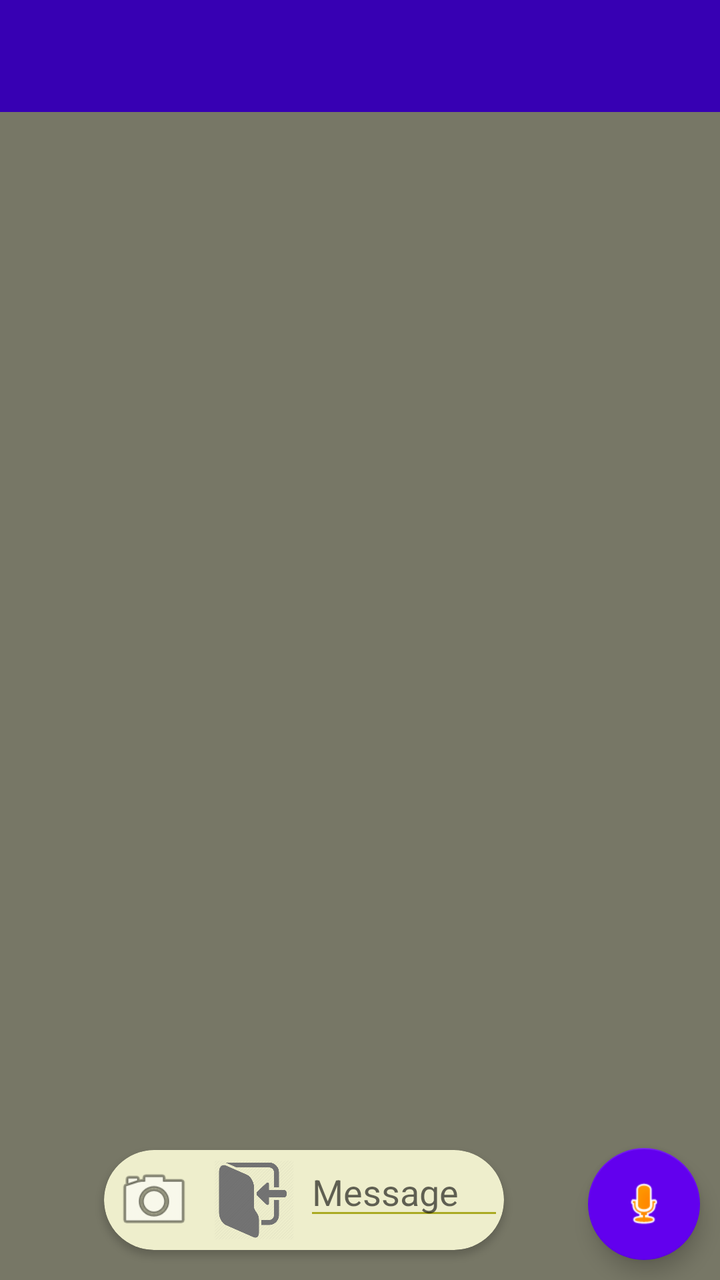
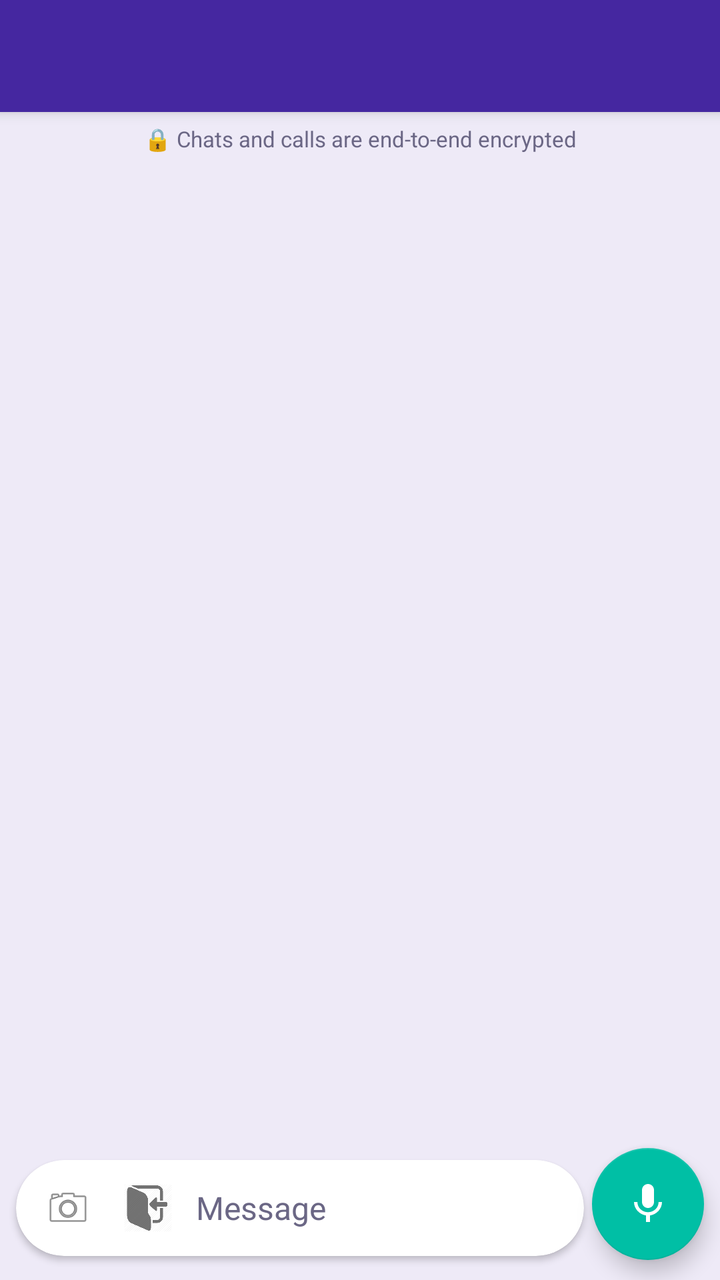

An Android layout rendered at two revisions. The XML below is the earlier revision; the diff shows what the commit changed to produce the second picture.
<!-- AndroidManifest.xml: application theme Theme.MyApplication -->
<!-- res/layout/activity_chat.xml -->
<androidx.constraintlayout.widget.ConstraintLayout xmlns:android="http://schemas.android.com/apk/res/android"
    xmlns:app="http://schemas.android.com/apk/res-auto"
    android:layout_width="match_parent"
	android:background="#776"
    android:layout_height="match_parent">
	
	<androidx.appcompat.widget.Toolbar
		android:layout_height="?attr/actionBarSize"
		android:layout_width="match_parent"
		android:id="@+id/chat_tools"
		android:background="?attr/colorPrimaryVariant"
		app:contentInsetLeft="0dp"
		app:contentInsetStart="0dp"
		app:contentInsetStartWithNavigation="0dp"
		app:flow_horizontalGap="0dp"
		app:layout_constraintTop_toTopOf="parent" />
		
	<androidx.recyclerview.widget.RecyclerView
		android:layout_height="0dp"
		android:layout_width="match_parent"
		android:id="@+id/chat_list"
		android:layout_marginTop="10dp"
		android:paddingTop="30dp"
		android:paddingBottom="50dp"
		android:clipToPadding="false"
		app:layout_constraintTop_toBottomOf="@+id/chat_tools"
		app:layout_constraintBottom_toTopOf="@+id/input_parent" />
		
	<androidx.cardview.widget.CardView
		android:layout_height="wrap_content"
		android:layout_width="wrap_content"
		android:layout_marginBottom="15dp"
		android:layout_marginLeft="10dp"
		app:cardBackgroundColor="#eec"
		app:cardCornerRadius="25dp"
		app:layout_constraintBottom_toBottomOf="parent"
		app:layout_constraintLeft_toLeftOf="parent"
		app:layout_constraintRight_toLeftOf="@+id/send_bt"
		android:id="@+id/input_parent">
		
		<LinearLayout
			android:layout_height="wrap_content"
			android:layout_width="wrap_content"
			android:orientation="horizontal">
			
			<ImageView
				android:layout_height="40dp"
				android:layout_width="40dp"
				android:id="@+id/picture"
				android:src="@android:drawable/ic_menu_camera"
				android:layout_margin="5dp" />
				
			<ImageView
				android:layout_height="40dp"
				android:layout_width="40dp"
				android:id="@+id/carm"
				android:src="@drawable/file"
				android:layout_margin="5dp" />
				
			<EditText
				android:layout_height="40dp"
				android:singleLine="false"
				android:maxLines="10"
				android:layout_width="100dp"
				android:hint="Message"
				android:textColor="#333"
				android:id="@+id/input" />
		</LinearLayout>
	</androidx.cardview.widget.CardView>
	
	<com.google.android.material.floatingactionbutton.FloatingActionButton
		android:layout_height="wrap_content"
		android:layout_width="wrap_content"
		android:id="@+id/send_bt"
		android:gravity="bottom | end"
		android:src="@android:drawable/presence_audio_away"
		app:backgroundTint="?attr/colorPrimary"
		app:layout_constraintBottom_toBottomOf="parent"
		app:layout_constraintRight_toRightOf="parent"
		android:layout_margin="10dp" />
		
	<Chronometer
		android:layout_height="wrap_content"
		android:id="@+id/rec_dur"
		android:layout_width="wrap_content"
		app:layout_constraintRight_toRightOf="parent"
		app:layout_constraintBottom_toTopOf="@+id/send_bt"
		android:layout_margin="10dp"
		android:visibility="gone" />

</androidx.constraintlayout.widget.ConstraintLayout>
<!-- resources referenced by this layout -->
<resources>
  <!-- drawable file: jpg bitmap (drawable, 20283 bytes) -->
  <style name="Theme.MyApplication" parent="Theme.AppCompat.Light.NoActionBar">
  
          
          <item name="colorPrimary">@color/purple_500</item>
          <item name="colorPrimaryVariant">@color/purple_700</item>
          <item name="colorOnPrimary">@color/white</item>
          
          <item name="colorSecondary">@color/teal_200</item>
          <item name="colorSecondaryVariant">@color/teal_700</item>
          <item name="colorOnSecondary">#ff3</item>
          
          <item name="android:statusBarColor" tools:targetApi="l">?attr/colorPrimaryVariant</item>
          <item name="android:navigationBarColor" tools:targetApi="l">?attr/colorPrimaryVariant</item>
  		<item name="android:textColorSecondary">#aa2</item>
  		<item name="android:textColorPrimary">#ff3</item>
  		<item name="android:textColor">#ff2</item>
  		<item name="colorSurface">?attr/colorPrimary</item>
  		<item name="android:itemBackground">?attr/colorPrimaryVariant</item>
          
      </style>
  <color name="purple_500">#FF6200EE</color>
  <color name="purple_700">#FF3700B3</color>
  <color name="white">#FFFFFFFF</color>
  <color name="teal_200">#FF03DAC5</color>
  <color name="teal_700">#FF018786</color>
</resources>

<!-- the commit's change to res/layout/activity_chat.xml (unified diff, before → after) -->
@@ -1,7 +1,7 @@
 <androidx.constraintlayout.widget.ConstraintLayout xmlns:android="http://schemas.android.com/apk/res/android"
     xmlns:app="http://schemas.android.com/apk/res-auto"
     android:layout_width="match_parent"
-	android:background="#776"
+	android:background="@color/chat_bg"
     android:layout_height="match_parent">
 	
 	<androidx.appcompat.widget.Toolbar
@@ -13,26 +13,44 @@
 		app:contentInsetStart="0dp"
 		app:contentInsetStartWithNavigation="0dp"
 		app:flow_horizontalGap="0dp"
-		app:layout_constraintTop_toTopOf="parent" />
+		app:layout_constraintTop_toTopOf="parent"
+		android:elevation="4dp" />
 		
+	
+	<TextView
+		android:id="@+id/encryption_banner"
+		android:layout_height="wrap_content"
+		android:layout_width="match_parent"
+		android:text="🔒 Chats and calls are end-to-end encrypted"
+		android:textSize="11sp"
+		android:textColor="@color/banner_text"
+		android:gravity="center"
+		android:paddingTop="6dp"
+		android:paddingBottom="6dp"
+		android:paddingStart="12dp"
+		android:paddingEnd="12dp"
+		app:layout_constraintTop_toBottomOf="@+id/chat_tools" />
+
 	<androidx.recyclerview.widget.RecyclerView
 		android:layout_height="0dp"
 		android:layout_width="match_parent"
 		android:id="@+id/chat_list"
 		android:layout_marginTop="10dp"
-		android:paddingTop="30dp"
-		android:paddingBottom="50dp"
+		android:paddingTop="10dp"
+		android:paddingBottom="8dp"
 		android:clipToPadding="false"
-		app:layout_constraintTop_toBottomOf="@+id/chat_tools"
+		app:layout_constraintTop_toBottomOf="@+id/encryption_banner"
 		app:layout_constraintBottom_toTopOf="@+id/input_parent" />
 		
 	<androidx.cardview.widget.CardView
 		android:layout_height="wrap_content"
-		android:layout_width="wrap_content"
-		android:layout_marginBottom="15dp"
-		android:layout_marginLeft="10dp"
-		app:cardBackgroundColor="#eec"
-		app:cardCornerRadius="25dp"
+		android:layout_width="0dp"
+		android:layout_marginBottom="12dp"
+		android:layout_marginLeft="8dp"
+		android:layout_marginRight="4dp"
+		app:cardBackgroundColor="@color/input_bg"
+		app:cardCornerRadius="28dp"
+		app:cardElevation="2dp"
 		app:layout_constraintBottom_toBottomOf="parent"
 		app:layout_constraintLeft_toLeftOf="parent"
 		app:layout_constraintRight_toLeftOf="@+id/send_bt"
@@ -40,30 +58,45 @@
 		
 		<LinearLayout
 			android:layout_height="wrap_content"
-			android:layout_width="wrap_content"
-			android:orientation="horizontal">
+			android:layout_width="match_parent"
+			android:gravity="center_vertical"
+			android:orientation="horizontal"
+			android:paddingLeft="6dp"
+			android:paddingRight="12dp">
 			
 			<ImageView
-				android:layout_height="40dp"
-				android:layout_width="40dp"
+				android:layout_height="36dp"
+				android:layout_width="36dp"
 				android:id="@+id/picture"
+				android:padding="6dp"
+				android:contentDescription="Take a photo or video"
 				android:src="@android:drawable/ic_menu_camera"
-				android:layout_margin="5dp" />
+				app:tint="@color/text_secondary"
+				android:layout_margin="2dp" />
 				
 			<ImageView
-				android:layout_height="40dp"
-				android:layout_width="40dp"
+				android:layout_height="36dp"
+				android:layout_width="36dp"
 				android:id="@+id/carm"
+				android:padding="6dp"
+				android:contentDescription="Attach a file"
 				android:src="@drawable/file"
-				android:layout_margin="5dp" />
+				android:layout_margin="2dp" />
 				
 			<EditText
-				android:layout_height="40dp"
+				android:layout_height="wrap_content"
+				android:minHeight="48dp"
 				android:singleLine="false"
-				android:maxLines="10"
-				android:layout_width="100dp"
+				android:maxLines="6"
+				android:layout_width="0dp"
+				android:layout_weight="1"
+				android:layout_marginLeft="4dp"
+				android:background="@null"
 				android:hint="Message"
-				android:textColor="#333"
+				android:textSize="16sp"
+				android:inputType="textCapSentences|textMultiLine"
+				android:textColorHint="@color/hint_text"
+				android:textColor="@color/input_text"
 				android:id="@+id/input" />
 		</LinearLayout>
 	</androidx.cardview.widget.CardView>
@@ -73,19 +106,87 @@
 		android:layout_width="wrap_content"
 		android:id="@+id/send_bt"
 		android:gravity="bottom | end"
-		android:src="@android:drawable/presence_audio_away"
-		app:backgroundTint="?attr/colorPrimary"
+		android:src="@drawable/ic_mic"
+		android:contentDescription="Record or send"
+		app:backgroundTint="@color/accent"
+		app:tint="@color/white"
 		app:layout_constraintBottom_toBottomOf="parent"
 		app:layout_constraintRight_toRightOf="parent"
-		android:layout_margin="10dp" />
+		android:layout_marginRight="8dp"
+		android:layout_marginBottom="10dp" />
 		
-	<Chronometer
+	
+	<LinearLayout
+		android:id="@+id/rec_bar"
+		android:layout_height="50dp"
+		android:layout_width="0dp"
+		android:orientation="horizontal"
+		android:gravity="center_vertical"
+		android:background="@drawable/rec_bar_bg"
+		android:paddingStart="10dp"
+		android:paddingEnd="14dp"
+		android:layout_marginLeft="10dp"
+		android:layout_marginBottom="18dp"
+		android:visibility="gone"
+		app:layout_constraintLeft_toLeftOf="parent"
+		app:layout_constraintRight_toLeftOf="@+id/send_bt"
+		app:layout_constraintBottom_toBottomOf="parent">
+
+		<ImageView
+			android:id="@+id/rec_cancel"
+			android:layout_height="34dp"
+			android:layout_width="34dp"
+			android:padding="4dp"
+			android:src="@drawable/ic_delete_dark"
+			android:contentDescription="Discard recording"
+			android:visibility="gone" />
+
+		<TextView
+			android:layout_height="wrap_content"
+			android:layout_width="wrap_content"
+			android:text="●"
+			android:textColor="#e22"
+			android:textSize="14sp"
+			android:layout_marginEnd="6dp"
+			android:layout_marginStart="4dp" />
+
+		<Chronometer
+			android:id="@+id/rec_dur"
+			android:layout_height="wrap_content"
+			android:layout_width="wrap_content"
+			android:textColor="#333"
+			android:textSize="16sp"
+			android:visibility="gone" />
+
+		<TextView
+			android:id="@+id/rec_hint"
+			android:layout_height="wrap_content"
+			android:layout_width="0dp"
+			android:layout_weight="1"
+			android:gravity="end"
+			android:text="◀  Slide to cancel"
+			android:textColor="#777"
+			android:textSize="14sp"
+			android:maxLines="1" />
+	</LinearLayout>
+
+	<TextView
+		android:id="@+id/lock_hint"
 		android:layout_height="wrap_content"
-		android:id="@+id/rec_dur"
 		android:layout_width="wrap_content"
+		android:text="🔒\n▲"
+		android:gravity="center"
+		android:textSize="16sp"
+		android:textColor="#333"
+		android:paddingTop="10dp"
+		android:paddingBottom="10dp"
+		android:paddingLeft="12dp"
+		android:paddingRight="12dp"
+		android:background="@drawable/rec_bar_bg"
+		android:visibility="gone"
+		android:layout_marginRight="22dp"
+		android:layout_marginBottom="8dp"
 		app:layout_constraintRight_toRightOf="parent"
-		app:layout_constraintBottom_toTopOf="@+id/send_bt"
-		android:layout_margin="10dp"
-		android:visibility="gone" />
+		app:layout_constraintBottom_toTopOf="@+id/send_bt" />
 
 </androidx.constraintlayout.widget.ConstraintLayout>
<!-- resource entries referenced after the edit -->
@@ -1,30 +1,65 @@
 <!-- resources referenced by this layout -->
 <resources>
+  <color name="accent">#FF00BFA5</color>
+  <color name="banner_text">#FF6B6785</color>
+  <color name="chat_bg">#FFEEEAF7</color>
+  <color name="hint_text">#FF6B6785</color>
+  <color name="input_bg">#FFFFFFFF</color>
+  <color name="input_text">#FF1F1B2E</color>
+  <color name="text_secondary">#FF5F5B76</color>
   <!-- drawable file: jpg bitmap (drawable, 20283 bytes) -->
+  <!-- drawable ic_delete_dark (drawable) -->
+  <vector xmlns:android="http://schemas.android.com/apk/res/android"
+  	android:width="24dp"
+  	android:height="24dp"
+  	android:viewportWidth="24"
+  	android:viewportHeight="24">
+  	<path
+  		android:fillColor="#FF777777"
+  		android:pathData="M6,19c0,1.1 0.9,2 2,2h8c1.1,0 2,-0.9 2,-2V7H6v12zM19,4h-3.5l-1,-1h-5l-1,1H5v2h14V4z" />
+  </vector>
+  <!-- drawable ic_mic (drawable) -->
+  <vector xmlns:android="http://schemas.android.com/apk/res/android"
+  	android:width="24dp"
+  	android:height="24dp"
+  	android:viewportWidth="24"
+  	android:viewportHeight="24">
+  	<path
+  		android:fillColor="#FFFFFFFF"
+  		android:pathData="M12,14c1.66,0 3,-1.34 3,-3V5c0,-1.66 -1.34,-3 -3,-3S9,3.34 9,5v6c0,1.66 1.34,3 3,3zM17.3,11c0,3 -2.54,5.1 -5.3,5.1S6.7,14 6.7,11H5c0,3.41 2.72,6.23 6,6.72V21h2v-3.28c3.28,-0.48 6,-3.3 6,-6.72h-1.7z" />
+  </vector>
+  <!-- drawable rec_bar_bg (drawable) -->
+  <?xml version="1.0" encoding="utf-8"?>
+  <shape xmlns:android="http://schemas.android.com/apk/res/android" android:shape="rectangle">
+  	<solid android:color="@color/input_bg" />
+  	<stroke android:width="1dp" android:color="#1F000000" />
+  	<corners android:radius="28dp" />
+  </shape>
   <style name="Theme.MyApplication" parent="Theme.AppCompat.Light.NoActionBar">
-  
-          
           <item name="colorPrimary">@color/purple_500</item>
           <item name="colorPrimaryVariant">@color/purple_700</item>
           <item name="colorOnPrimary">@color/white</item>
-          
+          <item name="colorAccent">@color/accent</item>
+  
           <item name="colorSecondary">@color/teal_200</item>
           <item name="colorSecondaryVariant">@color/teal_700</item>
-          <item name="colorOnSecondary">#ff3</item>
-          
+          <item name="colorOnSecondary">@color/white</item>
+  
+          <item name="android:windowBackground">@color/window_bg</item>
           <item name="android:statusBarColor" tools:targetApi="l">?attr/colorPrimaryVariant</item>
-          <item name="android:navigationBarColor" tools:targetApi="l">?attr/colorPrimaryVariant</item>
-  		<item name="android:textColorSecondary">#aa2</item>
-  		<item name="android:textColorPrimary">#ff3</item>
-  		<item name="android:textColor">#ff2</item>
-  		<item name="colorSurface">?attr/colorPrimary</item>
-  		<item name="android:itemBackground">?attr/colorPrimaryVariant</item>
-          
+          <item name="android:navigationBarColor" tools:targetApi="l">@color/window_bg</item>
+          <item name="android:windowLightNavigationBar" tools:targetApi="o_mr1">true</item>
+          <item name="android:textColorPrimary">@color/text_primary</item>
+          <item name="android:textColorSecondary">@color/text_secondary</item>
+          <item name="colorSurface">@color/white</item>
+          <item name="colorOnSurface">@color/text_primary</item>
       </style>
-  <color name="purple_500">#FF6200EE</color>
-  <color name="purple_700">#FF3700B3</color>
+  <color name="purple_500">#FF5E35B1</color>
+  <color name="purple_700">#FF4527A0</color>
   <color name="white">#FFFFFFFF</color>
-  <color name="teal_200">#FF03DAC5</color>
-  <color name="teal_700">#FF018786</color>
+  <color name="teal_200">#FF00BFA5</color>
+  <color name="teal_700">#FF00897B</color>
+  <color name="window_bg">#FFF6F4FB</color>
+  <color name="text_primary">#FF1F1B2E</color>
 </resources>
 
